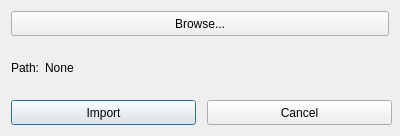
Above: Qt Project Files/SpiralBound/importflashcards.ui from ECU-CSCI-4230/SpiralBound before the change. Below: the same form after it.
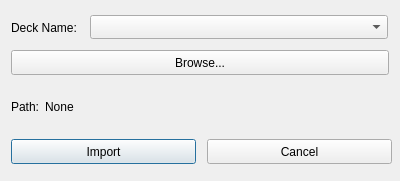
That is the form after the change.

Commit message:
Fixed Import tool so it will work properly with new deck stucture
Updated GUI so user can only add cards to existing deck
Updated how to import tool loads cards into new deck structure(s)
Fixed crashing issues

```diff
--- a/Qt Project Files/SpiralBound/importflashcards.ui
+++ b/Qt Project Files/SpiralBound/importflashcards.ui
@@ -7,7 +7,7 @@
     <x>0</x>
     <y>0</y>
     <width>400</width>
-    <height>136</height>
+    <height>181</height>
    </rect>
   </property>
   <property name="windowTitle">
@@ -17,7 +17,7 @@
    <property name="geometry">
     <rect>
      <x>11</x>
-     <y>43</y>
+     <y>82</y>
      <width>31</width>
      <height>50</height>
     </rect>
@@ -33,7 +33,7 @@
    <property name="geometry">
     <rect>
      <x>11</x>
-     <y>100</y>
+     <y>139</y>
      <width>185</width>
      <height>25</height>
     </rect>
@@ -46,7 +46,7 @@
    <property name="geometry">
     <rect>
      <x>207</x>
-     <y>100</y>
+     <y>139</y>
      <width>185</width>
      <height>25</height>
     </rect>
@@ -59,7 +59,7 @@
    <property name="geometry">
     <rect>
      <x>45</x>
-     <y>43</y>
+     <y>82</y>
      <width>341</width>
      <height>50</height>
     </rect>
@@ -72,7 +72,7 @@
    <property name="geometry">
     <rect>
      <x>11</x>
-     <y>11</y>
+     <y>50</y>
      <width>378</width>
      <height>25</height>
     </rect>
@@ -81,6 +81,29 @@
     <string>Browse...</string>
    </property>
   </widget>
+  <widget class="QLabel" name="label_deckName">
+   <property name="geometry">
+    <rect>
+     <x>11</x>
+     <y>20</y>
+     <width>70</width>
+     <height>16</height>
+    </rect>
+   </property>
+   <property name="text">
+    <string>Deck Name:</string>
+   </property>
+  </widget>
+  <widget class="QComboBox" name="comboBox_decks">
+   <property name="geometry">
+    <rect>
+     <x>90</x>
+     <y>15</y>
+     <width>298</width>
+     <height>24</height>
+    </rect>
+   </property>
+  </widget>
  </widget>
  <resources/>
  <connections/>
```
The commit also changes 4 other files.
